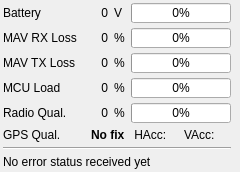
This is src/ui/UASInfo.ui in mpaperno/qgroundcontrol_aq as Qt 5 draws it before an edit. The edited form follows.
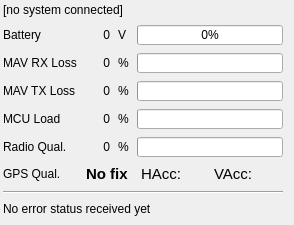
This is the edited form.

Commit message: Improve Status Details widget: values cleared and disabled when system disconnected, increase GPS info font size, add name of connected system, disable unnecessary timer when hidden.

```diff
--- a/src/ui/UASInfo.ui
+++ b/src/ui/UASInfo.ui
@@ -6,17 +6,14 @@
    <rect>
     <x>0</x>
     <y>0</y>
-    <width>230</width>
-    <height>161</height>
+    <width>294</width>
+    <height>225</height>
    </rect>
   </property>
   <property name="windowTitle">
    <string>Form</string>
   </property>
-  <property name="styleSheet">
-   <string notr="true"/>
-  </property>
-  <layout class="QGridLayout" name="gridLayout" rowstretch="0,0,0,0,0,0,0,0,0" columnstretch="0,0,0,0,0,0">
+  <layout class="QGridLayout" name="gridLayout" rowstretch="0,0,0,0,0,0,0,0,0,0" columnstretch="0,0,0,0,0,0">
    <property name="leftMargin">
     <number>3</number>
    </property>
@@ -29,66 +26,54 @@
    <property name="bottomMargin">
     <number>3</number>
    </property>
-   <property name="horizontalSpacing">
-    <number>6</number>
+   <property name="spacing">
+    <number>8</number>
    </property>
-   <property name="verticalSpacing">
-    <number>5</number>
-   </property>
-   <item row="5" column="4">
+   <item row="1" column="1">
+    <widget class="QLabel" name="voltageLabel">
+     <property name="text">
+      <string>0</string>
+     </property>
+     <property name="textFormat">
+      <enum>Qt::AutoText</enum>
+     </property>
+     <property name="alignment">
+      <set>Qt::AlignRight|Qt::AlignTrailing|Qt::AlignVCenter</set>
+     </property>
+    </widget>
+   </item>
+   <item row="5" column="0">
+    <widget class="QLabel" name="label_4">
+     <property name="sizePolicy">
+      <sizepolicy hsizetype="Fixed" vsizetype="Fixed">
+       <horstretch>0</horstretch>
+       <verstretch>0</verstretch>
+      </sizepolicy>
+     </property>
+     <property name="text">
+      <string>Radio Qual.</string>
+     </property>
+    </widget>
+   </item>
+   <item row="6" column="4">
     <widget class="QLabel" name="vaccLabel">
+     <property name="font">
+      <font>
+       <pointsize>11</pointsize>
+      </font>
+     </property>
+     <property name="styleSheet">
+      <string notr="true">font-size: 11pt;</string>
+     </property>
      <property name="text">
       <string>VAcc:</string>
      </property>
-    </widget>
-   </item>
-   <item row="5" column="3">
-    <widget class="QLabel" name="haccLabel">
-     <property name="text">
-      <string> HAcc:</string>
+     <property name="labelStyle" stdset="0">
+      <string>larger</string>
      </property>
     </widget>
    </item>
-   <item row="5" column="0">
-    <widget class="QLabel" name="label_5">
-     <property name="sizePolicy">
-      <sizepolicy hsizetype="Fixed" vsizetype="Fixed">
-       <horstretch>0</horstretch>
-       <verstretch>0</verstretch>
-      </sizepolicy>
-     </property>
-     <property name="text">
-      <string>GPS Qual.</string>
-     </property>
-    </widget>
-   </item>
-   <item row="1" column="1">
-    <widget class="QLabel" name="receiveLossLabel">
-     <property name="text">
-      <string>0</string>
-     </property>
-     <property name="textFormat">
-      <enum>Qt::AutoText</enum>
-     </property>
-     <property name="alignment">
-      <set>Qt::AlignRight|Qt::AlignTrailing|Qt::AlignVCenter</set>
-     </property>
-    </widget>
-   </item>
-   <item row="2" column="0">
-    <widget class="QLabel" name="label_6">
-     <property name="sizePolicy">
-      <sizepolicy hsizetype="Fixed" vsizetype="Fixed">
-       <horstretch>0</horstretch>
-       <verstretch>0</verstretch>
-      </sizepolicy>
-     </property>
-     <property name="text">
-      <string>MAV TX Loss</string>
-     </property>
-    </widget>
-   </item>
-   <item row="3" column="3" colspan="2">
+   <item row="4" column="3" colspan="2">
     <widget class="QProgressBar" name="loadBar">
      <property name="sizePolicy">
       <sizepolicy hsizetype="MinimumExpanding" vsizetype="Fixed">
@@ -118,15 +103,31 @@
       <number>0</number>
      </property>
      <property name="textVisible">
-      <bool>true</bool>
+      <bool>false</bool>
      </property>
      <property name="format">
       <string notr="true">%p%</string>
      </property>
     </widget>
    </item>
+   <item row="5" column="1">
+    <widget class="QLabel" name="rssiLabel">
+     <property name="minimumSize">
+      <size>
+       <width>25</width>
+       <height>0</height>
+      </size>
+     </property>
+     <property name="text">
+      <string>0</string>
+     </property>
+     <property name="alignment">
+      <set>Qt::AlignRight|Qt::AlignTrailing|Qt::AlignVCenter</set>
+     </property>
+    </widget>
+   </item>
    <item row="4" column="0">
-    <widget class="QLabel" name="label_4">
+    <widget class="QLabel" name="label_3">
      <property name="sizePolicy">
       <sizepolicy hsizetype="Fixed" vsizetype="Fixed">
        <horstretch>0</horstretch>
@@ -134,37 +135,11 @@
       </sizepolicy>
      </property>
      <property name="text">
-      <string>Radio Qual.</string>
+      <string>MCU Load</string>
      </property>
     </widget>
    </item>
-   <item row="2" column="1">
-    <widget class="QLabel" name="sendLossLabel">
-     <property name="text">
-      <string>0</string>
-     </property>
-     <property name="textFormat">
-      <enum>Qt::AutoText</enum>
-     </property>
-     <property name="alignment">
-      <set>Qt::AlignRight|Qt::AlignTrailing|Qt::AlignVCenter</set>
-     </property>
-    </widget>
-   </item>
-   <item row="4" column="2">
-    <widget class="QLabel" name="label_10">
-     <property name="sizePolicy">
-      <sizepolicy hsizetype="Fixed" vsizetype="Preferred">
-       <horstretch>0</horstretch>
-       <verstretch>0</verstretch>
-      </sizepolicy>
-     </property>
-     <property name="text">
-      <string>%</string>
-     </property>
-    </widget>
-   </item>
-   <item row="2" column="3" colspan="2">
+   <item row="3" column="3" colspan="2">
     <widget class="QProgressBar" name="sendLossBar">
      <property name="sizePolicy">
       <sizepolicy hsizetype="MinimumExpanding" vsizetype="Fixed">
@@ -194,14 +169,216 @@
       <number>0</number>
      </property>
      <property name="textVisible">
-      <bool>true</bool>
+      <bool>false</bool>
      </property>
      <property name="format">
       <string notr="true">%p%</string>
      </property>
     </widget>
    </item>
+   <item row="5" column="2">
+    <widget class="QLabel" name="label_10">
+     <property name="sizePolicy">
+      <sizepolicy hsizetype="Fixed" vsizetype="Preferred">
+       <horstretch>0</horstretch>
+       <verstretch>0</verstretch>
+      </sizepolicy>
+     </property>
+     <property name="text">
+      <string>%</string>
+     </property>
+    </widget>
+   </item>
+   <item row="6" column="1" colspan="2" alignment="Qt::AlignRight">
+    <widget class="QLabel" name="fixTypeLabel">
+     <property name="font">
+      <font>
+       <pointsize>11</pointsize>
+       <weight>75</weight>
+       <bold>true</bold>
+      </font>
+     </property>
+     <property name="text">
+      <string>No fix</string>
+     </property>
+     <property name="labelStyle" stdset="0">
+      <string>gpsFixStatus</string>
+     </property>
+    </widget>
+   </item>
+   <item row="2" column="2">
+    <widget class="QLabel" name="label_8">
+     <property name="sizePolicy">
+      <sizepolicy hsizetype="Fixed" vsizetype="Preferred">
+       <horstretch>0</horstretch>
+       <verstretch>0</verstretch>
+      </sizepolicy>
+     </property>
+     <property name="text">
+      <string>%</string>
+     </property>
+     <property name="textFormat">
+      <enum>Qt::AutoText</enum>
+     </property>
+     <property name="alignment">
+      <set>Qt::AlignLeading|Qt::AlignLeft|Qt::AlignVCenter</set>
+     </property>
+    </widget>
+   </item>
+   <item row="4" column="1">
+    <widget class="QLabel" name="loadLabel">
+     <property name="text">
+      <string>0</string>
+     </property>
+     <property name="textFormat">
+      <enum>Qt::AutoText</enum>
+     </property>
+     <property name="alignment">
+      <set>Qt::AlignRight|Qt::AlignTrailing|Qt::AlignVCenter</set>
+     </property>
+    </widget>
+   </item>
+   <item row="6" column="3">
+    <widget class="QLabel" name="haccLabel">
+     <property name="font">
+      <font>
+       <pointsize>11</pointsize>
+      </font>
+     </property>
+     <property name="styleSheet">
+      <string notr="true">font-size: 11pt;</string>
+     </property>
+     <property name="text">
+      <string> HAcc:</string>
+     </property>
+     <property name="labelStyle" stdset="0">
+      <string>larger</string>
+     </property>
+    </widget>
+   </item>
    <item row="1" column="0">
+    <widget class="QLabel" name="label">
+     <property name="sizePolicy">
+      <sizepolicy hsizetype="Fixed" vsizetype="Fixed">
+       <horstretch>0</horstretch>
+       <verstretch>0</verstretch>
+      </sizepolicy>
+     </property>
+     <property name="text">
+      <string>Battery</string>
+     </property>
+    </widget>
+   </item>
+   <item row="1" column="2">
+    <widget class="QLabel" name="label_7">
+     <property name="sizePolicy">
+      <sizepolicy hsizetype="Fixed" vsizetype="Preferred">
+       <horstretch>0</horstretch>
+       <verstretch>0</verstretch>
+      </sizepolicy>
+     </property>
+     <property name="text">
+      <string>V</string>
+     </property>
+     <property name="textFormat">
+      <enum>Qt::AutoText</enum>
+     </property>
+     <property name="alignment">
+      <set>Qt::AlignLeading|Qt::AlignLeft|Qt::AlignVCenter</set>
+     </property>
+    </widget>
+   </item>
+   <item row="5" column="3" colspan="2">
+    <widget class="QProgressBar" name="rssiBar">
+     <property name="maximumSize">
+      <size>
+       <width>16777215</width>
+       <height>20</height>
+      </size>
+     </property>
+     <property name="baseSize">
+      <size>
+       <width>0</width>
+       <height>18</height>
+      </size>
+     </property>
+     <property name="maximum">
+      <number>100</number>
+     </property>
+     <property name="value">
+      <number>0</number>
+     </property>
+     <property name="textVisible">
+      <bool>false</bool>
+     </property>
+     <property name="format">
+      <string notr="true">%p%</string>
+     </property>
+    </widget>
+   </item>
+   <item row="4" column="2">
+    <widget class="QLabel" name="label_9">
+     <property name="sizePolicy">
+      <sizepolicy hsizetype="Fixed" vsizetype="Preferred">
+       <horstretch>0</horstretch>
+       <verstretch>0</verstretch>
+      </sizepolicy>
+     </property>
+     <property name="text">
+      <string>%</string>
+     </property>
+     <property name="textFormat">
+      <enum>Qt::AutoText</enum>
+     </property>
+     <property name="alignment">
+      <set>Qt::AlignLeading|Qt::AlignLeft|Qt::AlignVCenter</set>
+     </property>
+    </widget>
+   </item>
+   <item row="1" column="3" colspan="2">
+    <widget class="QProgressBar" name="batteryBar">
+     <property name="sizePolicy">
+      <sizepolicy hsizetype="MinimumExpanding" vsizetype="Fixed">
+       <horstretch>10</horstretch>
+       <verstretch>18</verstretch>
+      </sizepolicy>
+     </property>
+     <property name="minimumSize">
+      <size>
+       <width>100</width>
+       <height>0</height>
+      </size>
+     </property>
+     <property name="maximumSize">
+      <size>
+       <width>16777215</width>
+       <height>20</height>
+      </size>
+     </property>
+     <property name="baseSize">
+      <size>
+       <width>0</width>
+       <height>18</height>
+      </size>
+     </property>
+     <property name="minimum">
+      <number>0</number>
+     </property>
+     <property name="maximum">
+      <number>100</number>
+     </property>
+     <property name="value">
+      <number>0</number>
+     </property>
+     <property name="textVisible">
+      <bool>true</bool>
+     </property>
+     <property name="format">
+      <string notr="true">%p%</string>
+     </property>
+    </widget>
+   </item>
+   <item row="2" column="0">
     <widget class="QLabel" name="label_2">
      <property name="sizePolicy">
       <sizepolicy hsizetype="Fixed" vsizetype="Fixed">
@@ -214,21 +391,8 @@
      </property>
     </widget>
    </item>
-   <item row="0" column="1">
-    <widget class="QLabel" name="voltageLabel">
-     <property name="text">
-      <string>0</string>
-     </property>
-     <property name="textFormat">
-      <enum>Qt::AutoText</enum>
-     </property>
-     <property name="alignment">
-      <set>Qt::AlignRight|Qt::AlignTrailing|Qt::AlignVCenter</set>
-     </property>
-    </widget>
-   </item>
-   <item row="3" column="0">
-    <widget class="QLabel" name="label_3">
+   <item row="6" column="0">
+    <widget class="QLabel" name="label_5">
      <property name="sizePolicy">
       <sizepolicy hsizetype="Fixed" vsizetype="Fixed">
        <horstretch>0</horstretch>
@@ -236,30 +400,11 @@
       </sizepolicy>
      </property>
      <property name="text">
-      <string>MCU Load</string>
+      <string>GPS Qual.</string>
      </property>
     </widget>
    </item>
    <item row="3" column="2">
-    <widget class="QLabel" name="label_9">
-     <property name="sizePolicy">
-      <sizepolicy hsizetype="Fixed" vsizetype="Preferred">
-       <horstretch>0</horstretch>
-       <verstretch>0</verstretch>
-      </sizepolicy>
-     </property>
-     <property name="text">
-      <string>%</string>
-     </property>
-     <property name="textFormat">
-      <enum>Qt::AutoText</enum>
-     </property>
-     <property name="alignment">
-      <set>Qt::AlignLeading|Qt::AlignLeft|Qt::AlignVCenter</set>
-     </property>
-    </widget>
-   </item>
-   <item row="2" column="2">
     <widget class="QLabel" name="label_11">
      <property name="sizePolicy">
       <sizepolicy hsizetype="Fixed" vsizetype="Preferred">
@@ -278,7 +423,27 @@
      </property>
     </widget>
    </item>
-   <item row="1" column="3" colspan="2">
+   <item row="8" column="0" colspan="5">
+    <widget class="QLabel" name="errorLabel">
+     <property name="text">
+      <string>No error status received yet</string>
+     </property>
+    </widget>
+   </item>
+   <item row="2" column="1">
+    <widget class="QLabel" name="receiveLossLabel">
+     <property name="text">
+      <string>0</string>
+     </property>
+     <property name="textFormat">
+      <enum>Qt::AutoText</enum>
+     </property>
+     <property name="alignment">
+      <set>Qt::AlignRight|Qt::AlignTrailing|Qt::AlignVCenter</set>
+     </property>
+    </widget>
+   </item>
+   <item row="2" column="3" colspan="2">
     <widget class="QProgressBar" name="receiveLossBar">
      <property name="sizePolicy">
       <sizepolicy hsizetype="MinimumExpanding" vsizetype="Fixed">
@@ -308,107 +473,34 @@
       <number>0</number>
      </property>
      <property name="textVisible">
-      <bool>true</bool>
+      <bool>false</bool>
      </property>
      <property name="format">
       <string notr="true">%p%</string>
      </property>
     </widget>
    </item>
-   <item row="4" column="1">
-    <widget class="QLabel" name="rssiLabel">
-     <property name="minimumSize">
-      <size>
-       <width>25</width>
-       <height>0</height>
-      </size>
-     </property>
-     <property name="text">
-      <string>0</string>
-     </property>
-     <property name="alignment">
-      <set>Qt::AlignRight|Qt::AlignTrailing|Qt::AlignVCenter</set>
-     </property>
-    </widget>
-   </item>
-   <item row="0" column="2">
-    <widget class="QLabel" name="label_7">
-     <property name="sizePolicy">
-      <sizepolicy hsizetype="Fixed" vsizetype="Preferred">
-       <horstretch>0</horstretch>
-       <verstretch>0</verstretch>
-      </sizepolicy>
-     </property>
-     <property name="text">
-      <string>V</string>
-     </property>
-     <property name="textFormat">
-      <enum>Qt::AutoText</enum>
-     </property>
-     <property name="alignment">
-      <set>Qt::AlignLeading|Qt::AlignLeft|Qt::AlignVCenter</set>
-     </property>
-    </widget>
-   </item>
-   <item row="1" column="2">
-    <widget class="QLabel" name="label_8">
-     <property name="sizePolicy">
-      <sizepolicy hsizetype="Fixed" vsizetype="Preferred">
-       <horstretch>0</horstretch>
-       <verstretch>0</verstretch>
-      </sizepolicy>
-     </property>
-     <property name="text">
-      <string>%</string>
-     </property>
-     <property name="textFormat">
-      <enum>Qt::AutoText</enum>
-     </property>
-     <property name="alignment">
-      <set>Qt::AlignLeading|Qt::AlignLeft|Qt::AlignVCenter</set>
-     </property>
-    </widget>
-   </item>
-   <item row="6" column="0" colspan="5">
+   <item row="7" column="0" colspan="5">
     <widget class="Line" name="line">
      <property name="orientation">
       <enum>Qt::Horizontal</enum>
      </property>
     </widget>
    </item>
-   <item row="7" column="0" colspan="5">
-    <widget class="QLabel" name="errorLabel">
+   <item row="3" column="1">
+    <widget class="QLabel" name="sendLossLabel">
      <property name="text">
-      <string>No error status received yet</string>
+      <string>0</string>
      </property>
-    </widget>
-   </item>
-   <item row="4" column="3" colspan="2">
-    <widget class="QProgressBar" name="rssiBar">
-     <property name="maximumSize">
-      <size>
-       <width>16777215</width>
-       <height>20</height>
-      </size>
+     <property name="textFormat">
+      <enum>Qt::AutoText</enum>
      </property>
-     <property name="baseSize">
-      <size>
-       <width>0</width>
-       <height>18</height>
-      </size>
+     <property name="alignment">
+      <set>Qt::AlignRight|Qt::AlignTrailing|Qt::AlignVCenter</set>
      </property>
-     <property name="maximum">
-      <number>99</number>
-     </property>
-     <property name="value">
-      <number>0</number>
-     </property>
-     <property name="format">
-      <string notr="true">%p%</string>
-     </property>
     </widget>
    </item>
-   <item row="8" column="0" colspan="6">
+   <item row="9" column="0" colspan="6">
     <spacer name="verticalSpacer">
      <property name="orientation">
       <enum>Qt::Vertical</enum>
@@ -424,64 +516,8 @@
      </property>
     </spacer>
    </item>
-   <item row="0" column="3" colspan="2">
-    <widget class="QProgressBar" name="batteryBar">
-     <property name="sizePolicy">
-      <sizepolicy hsizetype="MinimumExpanding" vsizetype="Fixed">
-       <horstretch>10</horstretch>
-       <verstretch>18</verstretch>
-      </sizepolicy>
-     </property>
-     <property name="minimumSize">
-      <size>
-       <width>100</width>
-       <height>0</height>
-      </size>
-     </property>
-     <property name="maximumSize">
-      <size>
-       <width>16777215</width>
-       <height>20</height>
-      </size>
-     </property>
-     <property name="baseSize">
-      <size>
-       <width>0</width>
-       <height>18</height>
-      </size>
-     </property>
-     <property name="minimum">
-      <number>0</number>
-     </property>
-     <property name="maximum">
-      <number>100</number>
-     </property>
-     <property name="value">
-      <number>0</number>
-     </property>
-     <property name="textVisible">
-      <bool>true</bool>
-     </property>
-     <property name="format">
-      <string notr="true">%p%</string>
-     </property>
-    </widget>
-   </item>
-   <item row="3" column="1">
-    <widget class="QLabel" name="loadLabel">
-     <property name="text">
-      <string>0</string>
-     </property>
-     <property name="textFormat">
-      <enum>Qt::AutoText</enum>
-     </property>
-     <property name="alignment">
-      <set>Qt::AlignRight|Qt::AlignTrailing|Qt::AlignVCenter</set>
-     </property>
-    </widget>
-   </item>
-   <item row="0" column="0">
-    <widget class="QLabel" name="label">
+   <item row="3" column="0">
+    <widget class="QLabel" name="label_6">
      <property name="sizePolicy">
       <sizepolicy hsizetype="Fixed" vsizetype="Fixed">
        <horstretch>0</horstretch>
@@ -489,20 +525,14 @@
       </sizepolicy>
      </property>
      <property name="text">
-      <string>Battery</string>
+      <string>MAV TX Loss</string>
      </property>
     </widget>
    </item>
-   <item row="5" column="1" colspan="2" alignment="Qt::AlignRight">
-    <widget class="QLabel" name="fixTypeLabel">
-     <property name="font">
-      <font>
-       <weight>75</weight>
-       <bold>true</bold>
-      </font>
-     </property>
+   <item row="0" column="0" colspan="6">
+    <widget class="QLabel" name="label_uavName">
      <property name="text">
-      <string>No fix</string>
+      <string>[no system connected]</string>
      </property>
     </widget>
    </item>
```
The commit also changes 2 other files.
